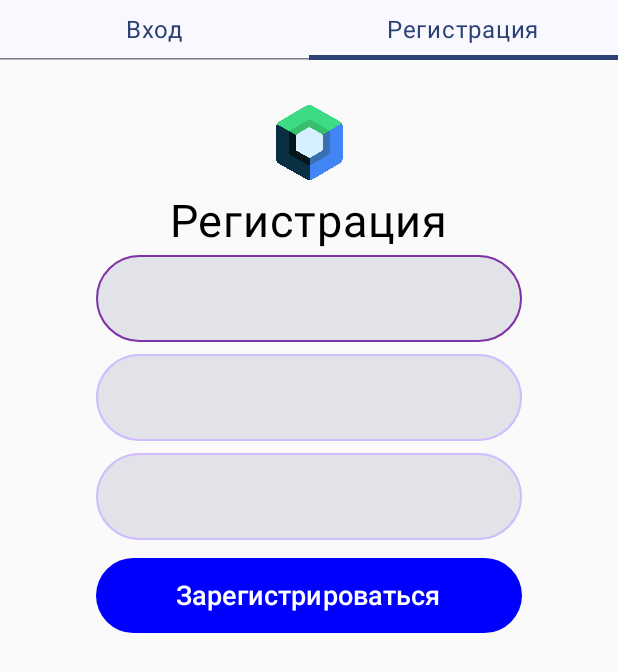
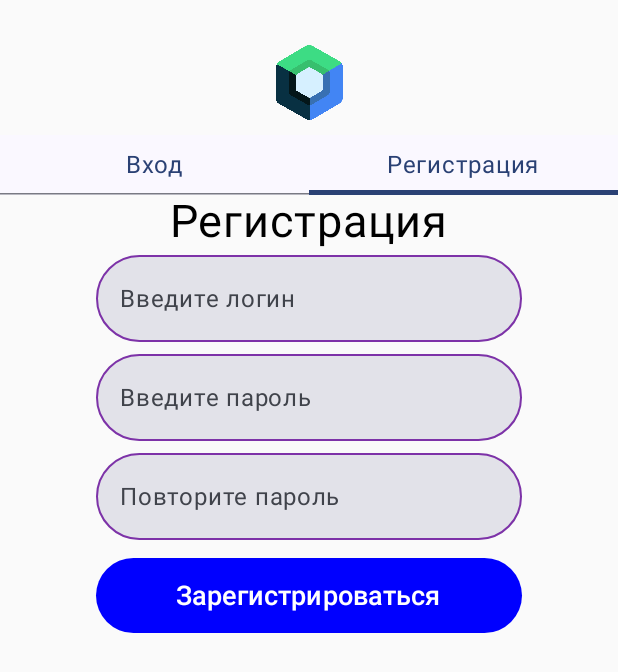
Before and after one commit to Glevelll/WeatherProject, an Android app built with Jetpack Compose: the screen it shows after launch (MainActivity), tab 2 chosen, on a phone screen of 412 x 824 dp. Shown: the top 672 px of the screen. Run offline under Robolectric (Android 15) with nearby library versions, the phone set to English and light mode, and no system bars.

Commit message:
Оптимизация экрана

```diff
--- a/app/src/main/java/com/example/jetpackproject/LoginPage.kt
+++ b/app/src/main/java/com/example/jetpackproject/LoginPage.kt
@@ -44,18 +44,7 @@ fun LoginPage() {
         verticalArrangement = Arrangement.Top,
         horizontalAlignment = Alignment.CenterHorizontally
     ) {
-        Box(
-            modifier = Modifier
-                .fillMaxWidth()
-                .padding(top = 20.dp),
-            contentAlignment = Alignment.Center
-        ) {
-            Image(
-                painter = painterResource(id = R.drawable.jci),
-                contentDescription = "Image",
-                modifier = Modifier.size(70.dp)
-            )
-        }
+
         Text(text = "Вход", fontSize = 30.sp, color = Color.Black)
 
         var user by remember { mutableStateOf("") }
@@ -79,14 +68,15 @@ fun LoginPage() {
                 ),
             shape = RoundedCornerShape(50),
             textStyle = TextStyle(
-                textAlign = TextAlign.Center,
+                textAlign = TextAlign.Start,
                 fontSize = 16.sp
             ),
             colors = TextFieldDefaults.colors(
                 focusedIndicatorColor = Color.Transparent,
                 unfocusedIndicatorColor = Color.Transparent,
             ),
-            singleLine = true
+            singleLine = true,
+            placeholder = { Text(text = "Введите логин") }
         )
 
         TextField(value = pass,
@@ -101,12 +91,12 @@ fun LoginPage() {
                 .padding(start = 64.dp, end = 64.dp, top = 4.dp, bottom = 4.dp)
                 .border(
                     1.dp,
-                    Color(android.graphics.Color.parseColor("#FFD0BCFF")),
+                    Color(android.graphics.Color.parseColor("#7d32a8")),
                     shape = RoundedCornerShape(50)
                 ),
             shape = RoundedCornerShape(50),
             textStyle = TextStyle(
-                textAlign = TextAlign.Center,
+                textAlign = TextAlign.Start,
                 fontSize = 16.sp
             ),
             colors = TextFieldDefaults.colors(
@@ -115,7 +105,8 @@ fun LoginPage() {
             ),
             visualTransformation = if (passwordVisible) VisualTransformation.None else PasswordVisualTransformation(),
             keyboardOptions = KeyboardOptions(keyboardType = KeyboardType.Password),
-            singleLine = true
+            singleLine = true,
+            placeholder = { Text(text = "Введите пароль") }
         )
 
         Button(onClick = {/*TODO*/},
--- a/app/src/main/java/com/example/jetpackproject/PagerScreen.kt
+++ b/app/src/main/java/com/example/jetpackproject/PagerScreen.kt
@@ -1,8 +1,14 @@
 package com.example.jetpackproject
 
 import androidx.compose.foundation.ExperimentalFoundationApi
+import androidx.compose.foundation.Image
+import androidx.compose.foundation.layout.Box
 import androidx.compose.foundation.layout.Column
+import androidx.compose.foundation.layout.fillMaxSize
+import androidx.compose.foundation.layout.fillMaxWidth
 import androidx.compose.foundation.layout.height
+import androidx.compose.foundation.layout.padding
+import androidx.compose.foundation.layout.size
 import androidx.compose.foundation.pager.HorizontalPager
 import androidx.compose.foundation.pager.rememberPagerState
 import androidx.compose.material3.Tab
@@ -11,9 +17,11 @@ import androidx.compose.material3.TabRowDefaults
 import androidx.compose.material3.Text
 import androidx.compose.runtime.Composable
 import androidx.compose.runtime.rememberCoroutineScope
+import androidx.compose.ui.Alignment
 import androidx.compose.ui.Modifier
 import androidx.compose.ui.graphics.Color
 import androidx.compose.ui.platform.LocalFocusManager
+import androidx.compose.ui.res.painterResource
 import androidx.compose.ui.unit.dp
 import kotlinx.coroutines.launch
 
@@ -21,11 +29,26 @@ import kotlinx.coroutines.launch
 @Composable
 fun PagerScreen() {
     val coroutineScope = rememberCoroutineScope()
-    val pagerState = rememberPagerState{2}
+    val pagerState = rememberPagerState {2}
     val focusManager = LocalFocusManager.current
 
     Column {
-        TabRow(selectedTabIndex = pagerState.currentPage, modifier = Modifier.height(40.dp)) {
+        Box(
+            modifier = Modifier.fillMaxWidth()
+                .padding(top = 20.dp),
+            contentAlignment = Alignment.Center
+        ) {
+            Image(
+                painter = painterResource(id = R.drawable.jci),
+                contentDescription = "Image",
+                modifier = Modifier.size(70.dp)
+            )
+        }
+
+        TabRow(selectedTabIndex = pagerState.currentPage, modifier = Modifier
+            .height(40.dp)
+            .fillMaxWidth()
+        ) {
             Tab(
                 selected = pagerState.currentPage == 0,
                 modifier = Modifier.height(40.dp),
@@ -54,6 +77,7 @@ fun PagerScreen() {
                 1 -> RegisterPage()
             }
         }
+
         TabRowDefaults.Indicator(color = Color.Blue, height = 2.dp)
     }
 }
--- a/app/src/main/java/com/example/jetpackproject/RegisterPage.kt
+++ b/app/src/main/java/com/example/jetpackproject/RegisterPage.kt
@@ -43,18 +43,6 @@ fun RegisterPage() {
         verticalArrangement = Arrangement.Top,
         horizontalAlignment = Alignment.CenterHorizontally
     ) {
-        Box(
-            modifier = Modifier
-                .fillMaxWidth()
-                .padding(top = 20.dp),
-            contentAlignment = Alignment.Center
-        ) {
-            Image(
-                painter = painterResource(id = R.drawable.jci),
-                contentDescription = "Image",
-                modifier = Modifier.size(70.dp)
-            )
-        }
         Text(text = "Регистрация", fontSize = 30.sp, color = Color.Black)
 
         var user by remember { mutableStateOf("") }
@@ -80,14 +68,15 @@ fun RegisterPage() {
                 ),
             shape = RoundedCornerShape(50),
             textStyle = TextStyle(
-                textAlign = TextAlign.Center,
+                textAlign = TextAlign.Start,
                 fontSize = 16.sp
             ),
             colors = TextFieldDefaults.colors(
                 focusedIndicatorColor = Color.Transparent,
                 unfocusedIndicatorColor = Color.Transparent,
             ),
-            singleLine = true
+            singleLine = true,
+            placeholder = { Text(text = "Введите логин") }
         )
 
         TextField(
@@ -103,12 +92,12 @@ fun RegisterPage() {
                 .padding(start = 64.dp, end = 64.dp, top = 4.dp, bottom = 4.dp)
                 .border(
                     1.dp,
-                    Color(android.graphics.Color.parseColor("#FFD0BCFF")),
+                    Color(android.graphics.Color.parseColor("#7d32a8")),
                     shape = RoundedCornerShape(50)
                 ),
             shape = RoundedCornerShape(50),
             textStyle = TextStyle(
-                textAlign = TextAlign.Center,
+                textAlign = TextAlign.Start,
                 fontSize = 16.sp
             ),
             colors = TextFieldDefaults.colors(
@@ -117,7 +106,8 @@ fun RegisterPage() {
             ),
             visualTransformation = if (passwordVisible) VisualTransformation.None else PasswordVisualTransformation(),
             keyboardOptions = KeyboardOptions(keyboardType = KeyboardType.Password),
-            singleLine = true
+            singleLine = true,
+            placeholder = { Text(text = "Введите пароль") }
         )
 
         TextField(
@@ -133,12 +123,12 @@ fun RegisterPage() {
                 .padding(start = 64.dp, end = 64.dp, top = 4.dp, bottom = 4.dp)
                 .border(
                     1.dp,
-                    Color(android.graphics.Color.parseColor("#FFD0BCFF")),
+                    Color(android.graphics.Color.parseColor("#7d32a8")),
                     shape = RoundedCornerShape(50)
                 ),
             shape = RoundedCornerShape(50),
             textStyle = TextStyle(
-                textAlign = TextAlign.Center,
+                textAlign = TextAlign.Start,
                 fontSize = 16.sp
             ),
             colors = TextFieldDefaults.colors(
@@ -147,7 +137,8 @@ fun RegisterPage() {
             ),
             visualTransformation = if (passwordVisible) VisualTransformation.None else PasswordVisualTransformation(),
             keyboardOptions = KeyboardOptions(keyboardType = KeyboardType.Password),
-            singleLine = true
+            singleLine = true,
+            placeholder = { Text(text = "Повторите пароль") }
         )
 
         Button(
```
